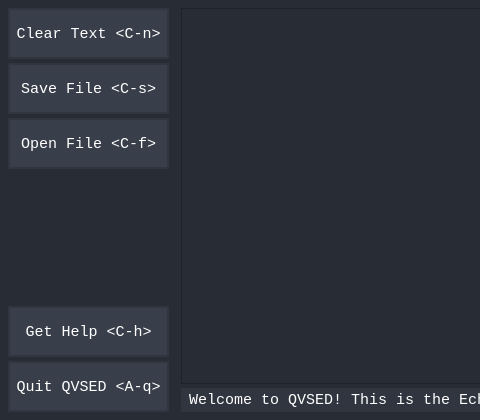
This is QVSED.ui in That1M8Head/QVSED as Qt 5 draws it before an edit; both pictures show x 0 to 480 and y 0 to 420 of the 900 by 420 pixel window. The edited form follows.
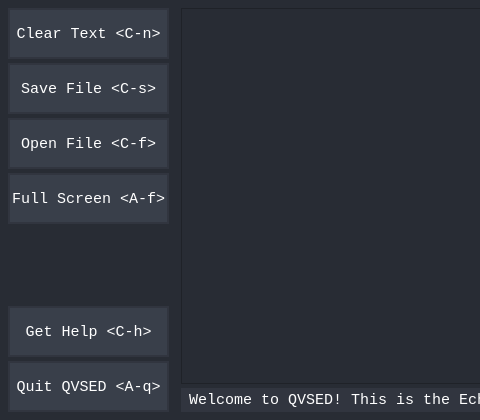
This is the edited form.

Commit message: Added a Full Screen button, also activated with <A-f>

```diff
--- a/QVSED.ui
+++ b/QVSED.ui
@@ -618,6 +618,37 @@
         </property>
        </widget>
       </item>
+      <item>
+       <widget class="QPushButton" name="fullscreenButton">
+        <property name="minimumSize">
+         <size>
+          <width>161</width>
+          <height>51</height>
+         </size>
+        </property>
+        <property name="maximumSize">
+         <size>
+          <width>161</width>
+          <height>51</height>
+         </size>
+        </property>
+        <property name="font">
+         <font>
+          <family>Consolas</family>
+          <pointsize>11</pointsize>
+         </font>
+        </property>
+        <property name="styleSheet">
+         <string notr="true"/>
+        </property>
+        <property name="text">
+         <string>Full Screen &lt;A-f&gt;</string>
+        </property>
+        <property name="flat">
+         <bool>false</bool>
+        </property>
+       </widget>
+      </item>
       <item>
        <spacer name="verticalSpacer">
         <property name="orientation">
```
The commit also changes 1 other file.
